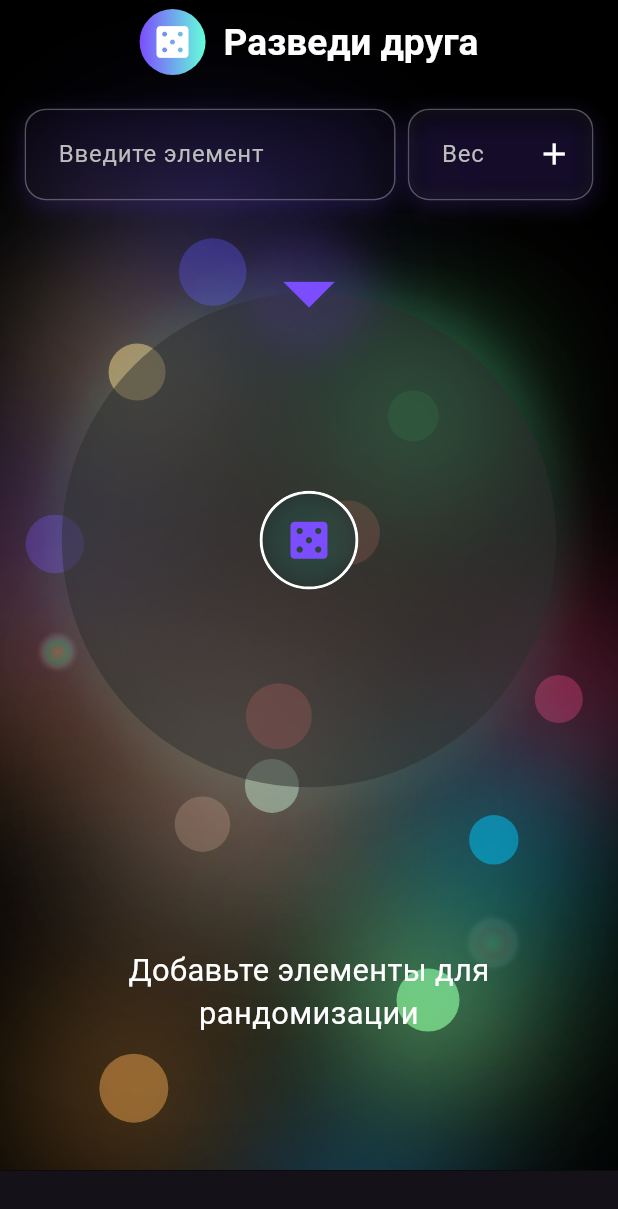
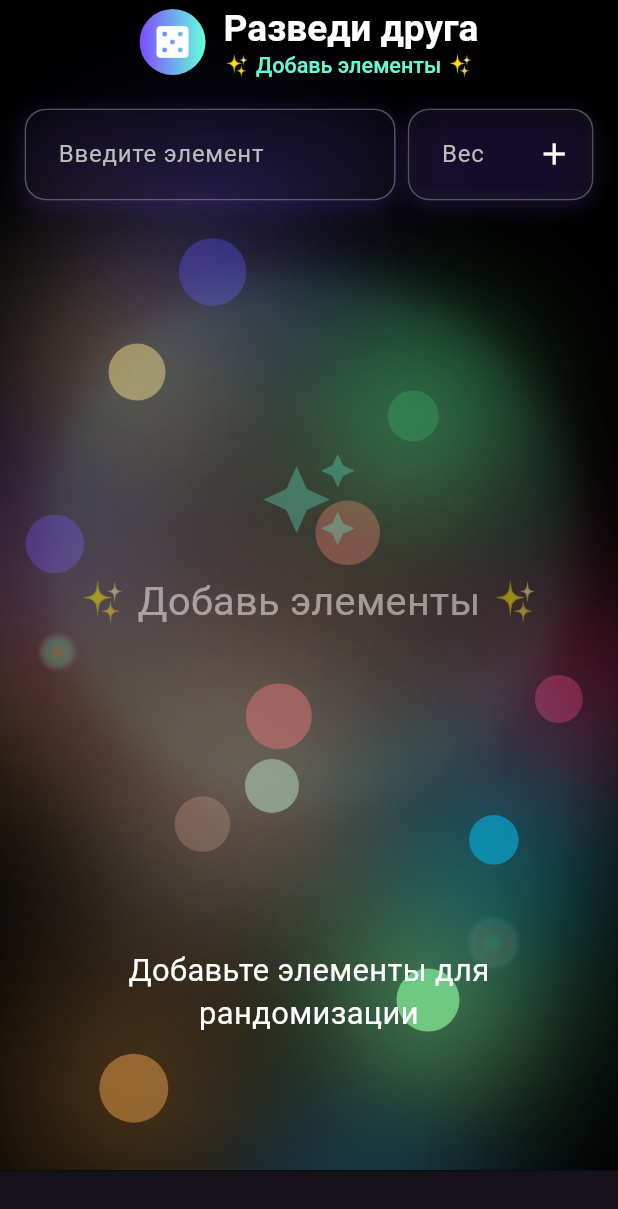
Before and after one commit to ArtemC6/divorcefriend, a Flutter app: the screen it shows after launch, on a phone screen of 412 x 824 dp. Shown: the top 1209 px of the screen. Run offline on Flutter 3.47's test engine with Material 3 defaults, Android fonts, the phone set to English and light mode, and no system bars; our stand-ins replace hive_flutter; accounts and stored records are empty.

Commit message:
Refine particle effects and wheel animations

```diff
--- a/lib/main.dart
+++ b/lib/main.dart
@@ -125,7 +125,7 @@ class _RandomizerScreenState extends State<RandomizerScreen> with TickerProvider
       ),
     )..addListener(() {
       setState(() {
-        _rotationAngle = _spinAnimation.value * 2 * pi * (_random.nextInt(5) + 5);
+        // Animation listener for particle effects
       });
     });
 
@@ -160,7 +160,7 @@ class _RandomizerScreenState extends State<RandomizerScreen> with TickerProvider
     final box = Hive.box<Item>('wheel_items');
     await box.clear();
     for (int i = 0; i < _items.length; i++) {
-      await box.putAt(i, _items[i]);
+      await box.put(i, _items[i]);
     }
   }
 
@@ -316,11 +316,8 @@ class _RandomizerScreenState extends State<RandomizerScreen> with TickerProvider
       }
     }
 
-    // Adjust final rotation to point to selected item
-    final sweepAngle = 2 * pi / _items.length;
-    final targetAngle = (selectedIndex * sweepAngle - pi / 2) % (2 * pi);
+    // Select the random item
     setState(() {
-      _rotationAngle = (_rotationAngle ~/ (2 * pi)) * 2 * pi + targetAngle;
       _selectedItem = _items[selectedIndex].text;
       _showResult = true;
       _history.insert(0, _selectedItem);
@@ -470,6 +467,10 @@ class _RandomizerScreenState extends State<RandomizerScreen> with TickerProvider
               child: const Icon(Icons.casino, color: Colors.white, size: 28),
             ),
             const SizedBox(width: 12),
+            Column(
+              mainAxisAlignment: MainAxisAlignment.center,
+              crossAxisAlignment: CrossAxisAlignment.start,
+              children: [
                 Text(
                   'Разведи друга',
                   style: TextStyle(
@@ -477,6 +478,23 @@ class _RandomizerScreenState extends State<RandomizerScreen> with TickerProvider
                     fontSize: size.width * 0.06,
                     fontWeight: FontWeight.bold,
                   ),
+                ),
+                AnimatedBuilder(
+                  animation: _glowController,
+                  builder: (context, child) {
+                    return Text(
+                      _items.isEmpty
+                        ? '✨ Добавь элементы ✨'
+                        : '🎯 ${_items.length} ${_items.length == 1 ? 'вариант' : 'вариантов'} 🎯',
+                      style: TextStyle(
+                        color: Colors.tealAccent.withOpacity(0.7 + 0.3 * sin(_glowController.value * 2 * pi)),
+                        fontSize: size.width * 0.035,
+                        fontWeight: FontWeight.w500,
+                      ),
+                    );
+                  },
+                ),
+              ],
             ),
           ],
         ),
@@ -660,8 +678,6 @@ class _RandomizerScreenState extends State<RandomizerScreen> with TickerProvider
                     SizedBox(
                       height: wheelSize * 1.2,
                       child: Center(
-                        child: GestureDetector(
-                          onTap: _spinWheel,
                         child: Stack(
                           alignment: Alignment.center,
                           children: [
@@ -686,78 +702,22 @@ class _RandomizerScreenState extends State<RandomizerScreen> with TickerProvider
                                 );
                               },
                             ),
-                              AnimatedContainer(
-                                duration: const Duration(milliseconds: 600),
-                                curve: Curves.easeInOut,
-                                width: _isSpinning ? wheelSize * 1.1 : wheelSize,
-                                height: _isSpinning ? wheelSize * 1.1 : wheelSize,
-                                child: Transform.rotate(
-                                  angle: _rotationAngle,
-                                  child: CustomPaint(
-                                    painter: WheelPainter(items: _items),
-                                    size: Size(wheelSize, wheelSize),
-                                  ),
-                                ),
-                              ),
-                              if(!_selectedItem.isNotEmpty)
-
                             AnimatedBuilder(
                               animation: _animationController,
                               builder: (context, child) {
-                                    return Transform.translate(
-                                      offset: Offset(0, -wheelSize * 0.5),
-                                      child: Container(
-                                        width: wheelSize * 0.25,
-                                        height: wheelSize * 0.25,
-                                        decoration: BoxDecoration(
-                                          color: Colors.transparent,
-                                          shape: BoxShape.circle,
-                                          boxShadow: [
-                                            BoxShadow(
-                                              color: Colors.deepPurple.withOpacity(0.2),
-                                              blurRadius: 20,
-                                              spreadRadius: 0.8,
-                                            ),
-                                          ],
-                                        ),
-                                        child: Icon(
-                                          Icons.arrow_drop_down,
-                                          size: wheelSize * 0.25,
-                                          color: _isSpinning ? Colors.amberAccent : Colors.deepPurpleAccent,
-                                        ),
+                                return SizedBox(
+                                  width: wheelSize,
+                                  height: wheelSize,
+                                  child: _MagicCounterSelector(
+                                    items: _items,
+                                    animationValue: _animationController.value,
+                                    size: wheelSize,
+                                    onTap: _spinWheel,
                                   ),
                                 );
                               },
                             ),
-                              ClipOval(
-                                child: BackdropFilter(
-                                  filter: ImageFilter.blur(sigmaX: 4.0, sigmaY: 4.0),
-                                  child: AnimatedContainer(
-                                    duration: const Duration(milliseconds: 400),
-                                    width: _isSpinning ? wheelSize * 0.22 : wheelSize * 0.2,
-                                    height: _isSpinning ? wheelSize * 0.22 : wheelSize * 0.2,
-                                    decoration: BoxDecoration(
-                                      color: const Color(0xFF1E1E1E).withOpacity(0.7),
-                                      shape: BoxShape.circle,
-                                      boxShadow: [
-                                        BoxShadow(
-                                          color: Colors.tealAccent.withOpacity(0.5),
-                                          blurRadius: 16,
-                                          spreadRadius: 2,
-                                        ),
                           ],
-                                      border: Border.all(color: Colors.white, width: 2),
-                                    ),
-                                    child: Icon(
-                                      Icons.casino,
-                                      size: wheelSize * 0.1,
-                                      color: Colors.deepPurpleAccent,
-                                    ),
-                                  ),
-                                ),
-                              ),
-                            ],
-                          ),
                         ),
                       ),
                     ),
@@ -921,119 +881,251 @@ class _RandomizerScreenState extends State<RandomizerScreen> with TickerProvider
   }
 }
 
-class WheelPainter extends CustomPainter {
-  final List<Item> items;
-
-  WheelPainter({required this.items});
-
-  @override
-  void paint(Canvas canvas, Size size) {
-    final center = Offset(size.width / 2, size.height / 2);
-    final radius = size.width / 2;
-    final paint = Paint()..style = PaintingStyle.fill;
-    final totalWeight = items.fold(0.0, (sum, item) => sum + max(1.0, item.weight));
-
-    if (items.isEmpty) {
-      paint.color = const Color(0xFF2D2D2D).withOpacity(0.5);
-      canvas.drawCircle(center, radius, paint);
-      return;
-    }
-
-    double startAngle = -pi / 2;
-    for (int i = 0; i < items.length; i++) {
-      final sweepAngle = (2 * pi * max(1.0, items[i].weight)) / totalWeight;
-      paint.color = _getColorForIndex(i).withOpacity(0.5);
-      canvas.drawArc(
-        Rect.fromCircle(center: center, radius: radius),
-        startAngle,
-        sweepAngle,
-        true,
-        paint,
-      );
-
-      final linePaint = Paint()
-        ..color = Colors.white.withOpacity(0.12)
-        ..strokeWidth = 2
-        ..style = PaintingStyle.stroke;
-      canvas.drawLine(
-        center,
-        Offset(
-          center.dx + radius * cos(startAngle),
-          center.dy + radius * sin(startAngle),
-        ),
-        linePaint,
-      );
-
-      final textPainter = TextPainter(
-        text: TextSpan(
-          text: items[i].text,
-          style: TextStyle(
-            color: Colors.white,
-            fontSize: max(12, size.width * 0.05),
-            fontWeight: FontWeight.bold,
-            shadows: const [Shadow(color: Colors.black54, blurRadius: 4)],
-          ),
-        ),
-        textDirection: TextDirection.ltr,
-      )..layout();
-
-      final textAngle = startAngle + sweepAngle / 2;
-      final textRadius = radius * 0.6;
-      final textX = center.dx + textRadius * cos(textAngle);
-      final textY = center.dy + textRadius * sin(textAngle);
-
-      canvas.save();
-      canvas.translate(textX, textY);
-      canvas.rotate(textAngle + pi / 2);
-      textPainter.paint(
-        canvas,
-        Offset(-textPainter.width / 2, -textPainter.height / 2),
-      );
-      canvas.restore();
-
-      startAngle += sweepAngle;
-    }
-
-    paint.color = const Color(0xFF1E1E1E).withOpacity(0.5);
-    canvas.drawCircle(center, radius * 0.1, paint);
-
-    final borderPaint = Paint()
-      ..color = Colors.tealAccent.withOpacity(0.5)
-      ..style = PaintingStyle.stroke
-      ..strokeWidth = 4;
-    canvas.drawCircle(center, radius, borderPaint);
-
-    final glowPaint = Paint()
-      ..color = Colors.tealAccent.withOpacity(0.09)
-      ..style = PaintingStyle.stroke
-      ..strokeWidth = 16;
-    canvas.drawCircle(center, radius - 4, glowPaint);
-  }
-
-  @override
-  bool shouldRepaint(covariant CustomPainter oldDelegate) => true;
-
-  Color _getColorForIndex(int index) {
-    final colors = [
-      const Color(0xFF6D28D9), // Фиолет глубокий
-      const Color(0xFF0891B2), // Голубой яркий
-      const Color(0xFFD946EF), // Розовый магента
-      const Color(0xFFF59E0B), // Оранжевый золотой
-      const Color(0xFF3B82F6), // Синий яркий
-      const Color(0xFF8B5CF6), // Фиолет светлый
-      const Color(0xFF14B8A6), // Бирюзовый
-      const Color(0xFFF97316), // Оранжевый яркий
-    ];
-    return colors[index % colors.length].withOpacity(0.9);
-  }
-}
-
 class _DecelerationCurve extends Curve {
   const _DecelerationCurve();
 
   @override
   double transformInternal(double t) {
     return 1 - pow(1 - t, 4).toDouble();
+  }
+}
+
+class _MagicCounterSelector extends StatelessWidget {
+  final List<Item> items;
+  final double animationValue;
+  final double size;
+  final VoidCallback onTap;
+
+  const _MagicCounterSelector({
+    required this.items,
+    required this.animationValue,
+    required this.size,
+    required this.onTap,
+  });
+
+  @override
+  Widget build(BuildContext context) {
+    if (items.isEmpty) {
+      return Center(
+        child: Column(
+          mainAxisAlignment: MainAxisAlignment.center,
+          children: [
+            Icon(
+              Icons.auto_awesome,
+              size: size * 0.2,
+              color: Colors.tealAccent.withOpacity(0.3),
+            ),
+            SizedBox(height: size * 0.05),
+            Text(
+              '✨ Добавь элементы ✨',
+              style: TextStyle(
+                color: Colors.white.withOpacity(0.5),
+                fontSize: size * 0.08,
+              ),
+            ),
+          ],
+        ),
+      );
+    }
+
+    return GestureDetector(
+      onTap: onTap,
+      child: Stack(
+        alignment: Alignment.center,
+        children: [
+          // Внешнее пульсирующее кольцо
+          Container(
+            width: size * 0.9,
+            height: size * 0.9,
+            decoration: BoxDecoration(
+              shape: BoxShape.circle,
+              border: Border.all(
+                color: Colors.deepPurpleAccent.withOpacity((0.2 + 0.2 * sin(animationValue * 3 * pi)).clamp(0.0, 1.0)),
+                width: 1,
+              ),
+            ),
+          ),
+          // Парящие звезды вокруг счетчика
+          ...List.generate(8, (i) {
+            final angle = (i / 8) * 2 * pi + animationValue * 2 * pi;
+            final radius = size * 0.45 + sin(animationValue * 2 * pi + i) * size * 0.05;
+            final dx = cos(angle) * radius;
+            final dy = sin(angle) * radius;
+            final opacity = 0.3 + 0.4 * sin(animationValue * 4 * pi + i);
+            final scale = 0.6 + 0.4 * sin(animationValue * 3 * pi + i * 0.5);
+
+            return Transform.translate(
+              offset: Offset(dx, dy),
+              child: Transform.scale(
+                scale: scale,
+                child: Icon(
+                  Icons.star,
+                  color: Colors.tealAccent.withOpacity((opacity).clamp(0.0, 1.0)),
+                  size: size * 0.05,
+                ),
+              ),
+            );
+          }),
+          // Волнующиеся радиальные линии
+          ...List.generate(6, (i) {
+            final angle = (i / 6) * 2 * pi;
+            final length = size * 0.35 + sin(animationValue * 4 * pi + i) * size * 0.05;
+            final dx = cos(angle) * length;
+            final dy = sin(angle) * length;
+            final opacity = 0.2 + 0.3 * sin(animationValue * 5 * pi + i);
+
+            return Transform.translate(
+              offset: Offset(dx, dy),
+              child: Container(
+                width: size * 0.02,
+                height: size * 0.02,
+                decoration: BoxDecoration(
+                  shape: BoxShape.circle,
+                  color: Colors.tealAccent.withOpacity((opacity).clamp(0.0, 1.0)),
+                  boxShadow: [
+                    BoxShadow(
+                      color: Colors.tealAccent.withOpacity((opacity * 0.6).clamp(0.0, 1.0)),
+                      blurRadius: size * 0.03,
+                    ),
+                  ],
+                ),
+              ),
+            );
+          }),
+          // Фоновые мигающие цифры (матричный эффект)
+          ...List.generate(12, (i) {
+            final angle = (i / 12) * 2 * pi;
+            final radius = size * 0.35;
+            final dx = cos(angle) * radius;
+            final dy = sin(angle) * radius;
+
+            final itemCount = items.isEmpty ? 1 : items.length;
+            final digitValue = ((animationValue * 3000 + i * 100).toInt() % itemCount) + 1;
+            final rawOpacity = 0.3 + 0.4 * sin(animationValue * 8 * pi + i);
+            final opacity = (rawOpacity).clamp(0.0, 1.0);
+
+            return Transform.translate(
+              offset: Offset(dx, dy),
+              child: Text(
+                '$digitValue',
+                style: TextStyle(
+                  color: Colors.tealAccent.withOpacity(opacity),
+                  fontSize: size * 0.08,
+                  fontWeight: FontWeight.bold,
+                  shadows: [
+                    Shadow(
+                      color: Colors.tealAccent.withOpacity((opacity * 0.6).clamp(0.0, 1.0)),
+                      blurRadius: size * 0.05,
+                    ),
+                  ],
+                ),
+              ),
+            );
+          }),
+          // Центральный счетчик
+          Container(
+            width: size * 0.4,
+            height: size * 0.4,
+            decoration: BoxDecoration(
+              shape: BoxShape.circle,
+              border: Border.all(
+                color: Colors.tealAccent.withOpacity((0.6 + 0.4 * sin(animationValue * 2 * pi)).clamp(0.0, 1.0)),
+                width: 2,
+              ),
+              boxShadow: [
+                BoxShadow(
+                  color: Colors.tealAccent.withOpacity((0.4 + 0.3 * sin(animationValue * 2 * pi)).clamp(0.0, 1.0)),
+                  blurRadius: size * 0.15,
+                  spreadRadius: size * 0.05,
+                ),
+              ],
+            ),
+            child: Stack(
+              alignment: Alignment.center,
+              children: [
+                // Пульсирующие кольца
+                ...List.generate(3, (ringIndex) {
+                  final ringRadius = size * 0.15 + (ringIndex * size * 0.08);
+                  final ringOpacity = 0.15 + 0.15 * sin(animationValue * 3 * pi + ringIndex);
+                  return Container(
+                    width: ringRadius,
+                    height: ringRadius,
+                    decoration: BoxDecoration(
+                      shape: BoxShape.circle,
+                      border: Border.all(
+                        color: Colors.tealAccent.withOpacity((ringOpacity).clamp(0.0, 1.0)),
+                        width: 1,
+                      ),
+                    ),
+                  );
+                }),
+                // Вращающиеся линии сетки
+                Transform.rotate(
+                  angle: animationValue * pi,
+                  child: Container(
+                    width: size * 0.35,
+                    height: size * 0.35,
+                    decoration: BoxDecoration(
+                      shape: BoxShape.circle,
+                      border: Border.all(
+                        color: Colors.deepPurpleAccent.withOpacity(0.2),
+                        width: 1,
+                      ),
+                    ),
+                  ),
+                ),
+                // Центральное число (счетчик)
+                Column(
+                  mainAxisAlignment: MainAxisAlignment.center,
+                  children: [
+                    Text(
+                      '${items.isEmpty ? 0 : ((animationValue * 3000).toInt() % items.length) + 1}',
+                      style: TextStyle(
+                        color: Colors.tealAccent,
+                        fontSize: size * 0.15,
+                        fontWeight: FontWeight.bold,
+                        shadows: [
+                          Shadow(
+                            color: Colors.tealAccent.withOpacity(0.5),
+                            blurRadius: size * 0.08,
+                          ),
+                        ],
+                      ),
+                    ),
+                  ],
+                ),
+              ],
+            ),
+          ),
+          // Верхний индикатор
+          Positioned(
+            top: size * 0.05,
+            child: Container(
+              padding: EdgeInsets.symmetric(
+                horizontal: size * 0.05,
+                vertical: size * 0.02,
+              ),
+              decoration: BoxDecoration(
+                color: Colors.deepPurpleAccent.withOpacity(0.4),
+                borderRadius: BorderRadius.circular(size * 0.03),
+                border: Border.all(
+                  color: Colors.tealAccent.withOpacity(0.5),
+                  width: 1,
+                ),
+              ),
+              child: Text(
+                'Счетчик',
+                style: TextStyle(
+                  color: Colors.white,
+                  fontSize: size * 0.04,
+                  fontWeight: FontWeight.bold,
+                ),
+              ),
+            ),
+          ),
+        ],
+      ),
+    );
   }
 }
 
```
Lines whose indentation alone changed are shown as unchanged.
